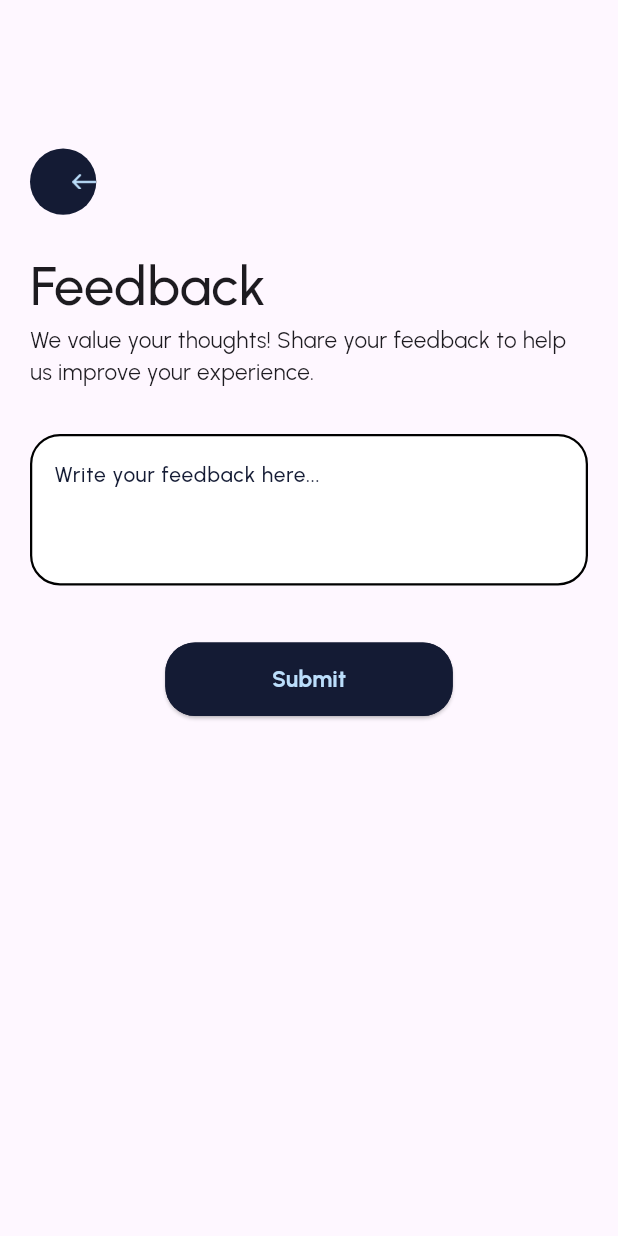
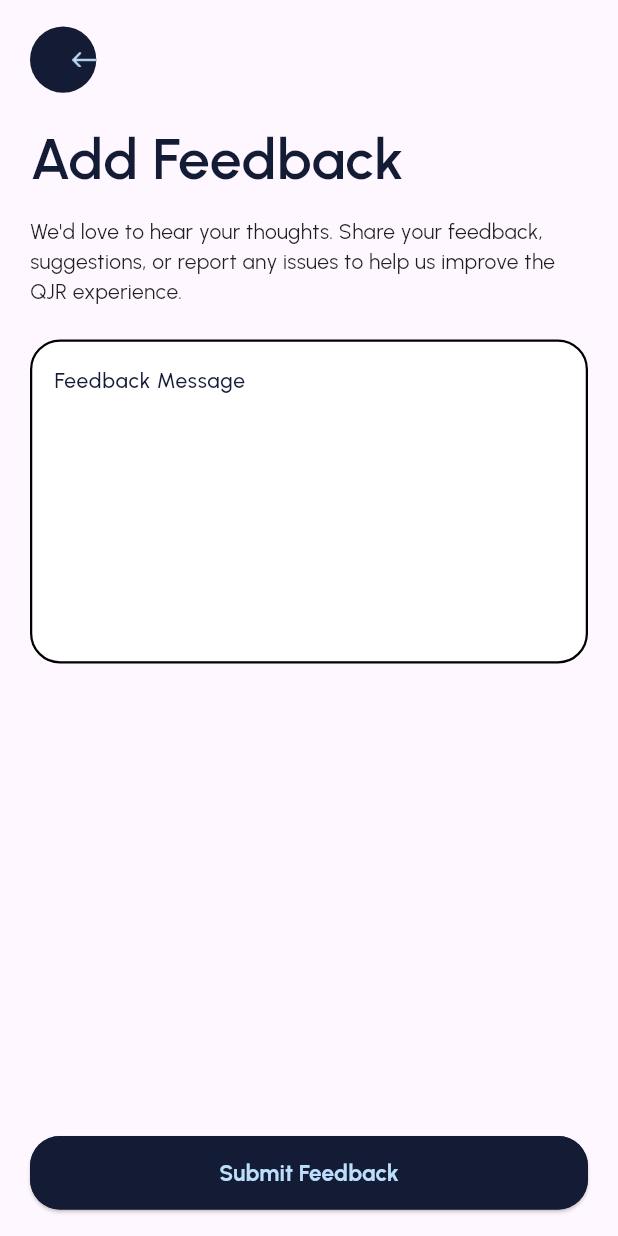
Before and after one commit to QJR2026/QJR, a Flutter app: the FeedBackScreen screen opened by its route, on a phone screen of 412 x 824 dp. Run offline on Flutter 3.47's test engine with Material 3 defaults, Android fonts, the phone set to English and light mode, and no system bars; our stand-ins replace cached_network_image, connectivity_plus, device_info_plus, dio, firebase_core, firebase_messaging and 10 more; missing offline and left inert: app_settings, in_app_purchase_storekit, time_range_picker; accounts and stored records are empty.

Commit message:
feat: Enhance feedback functionality by adding a dedicated feedback screen and improving submission logic

```diff
--- a/lib/providers/auth_provider.dart
+++ b/lib/providers/auth_provider.dart
@@ -228,7 +228,7 @@ class AuthProvider with ChangeNotifier {
         "feedback": feedback,
       };
       final response = await _authRepo.feedback(bodyData);
-      CustomSnackBar.showSuccess(message: response["message"].toString());
+      CustomSnackBar.showPrimary(message: response["message"].toString());
       MyApp.gState.pop();
     } catch (error) {
       CustomSnackBar.showError(message: error.toString());
--- a/lib/views/home/setting/setting_screen.dart
+++ b/lib/views/home/setting/setting_screen.dart
@@ -87,11 +87,11 @@ class _SettingScreenState extends State<SettingScreen> {
                   //   onTap: () => MyApp.gState.pushNamed(Routes.reportScreen),
                   // ),
                   // 12.vSpace(),
-                  // SettingItemRow(
-                  //   title: 'Feedback',
-                  //   onTap: () => MyApp.gState.pushNamed(Routes.feedBackScreen),
-                  // ),
-                  // 12.vSpace(),
+                  SettingItemRow(
+                    title: 'Add Feedback',
+                    onTap: () => MyApp.gState.pushNamed(Routes.feedBackScreen),
+                  ),
+                  12.vSpace(),
 
                   SettingItemRow(
                     title: 'Change Password',
--- a/lib/views/settings/feed_back_screen.dart
+++ b/lib/views/settings/feed_back_screen.dart
@@ -7,6 +7,7 @@ import 'package:motivational/views/widgets/my_textfield.dart';
 import 'package:provider/provider.dart';
 
 import '../../providers/auth_provider.dart';
+import '../../utils/my_colors.dart';
 
 class FeedBackScreen extends StatefulWidget {
   const FeedBackScreen({super.key});
@@ -18,16 +19,31 @@ class FeedBackScreen extends StatefulWidget {
 class _FeedBackScreenState extends State<FeedBackScreen> {
   final TextEditingController controller = TextEditingController();
   final formKey = GlobalKey<FormState>();
+
   @override
   void dispose() {
     controller.dispose();
     super.dispose();
   }
 
+  Future<void> _submit() async {
+    if (!formKey.currentState!.validate()) return;
+    final provider = context.read<AuthProvider>();
+    await provider.feedBack(feedback: controller.text.trim());
+    controller.clear();
+  }
+
   @override
   Widget build(BuildContext context) {
-    return Scaffold(
-      body: SingleChildScrollView(
+    final isSubmitting = context.watch<AuthProvider>().feedBackLoading;
+
+    return PopScope(
+      // Feedback submission pops this screen itself on success — don't let
+      // the user back out (button, swipe, hardware back) mid-request and
+      // risk popping while a response is still in flight.
+      canPop: !isSubmitting,
+      child: Scaffold(
+        body: SafeArea(
           child: Padding(
             padding: const EdgeInsets.symmetric(horizontal: 20),
             child: Form(
@@ -35,46 +51,65 @@ class _FeedBackScreenState extends State<FeedBackScreen> {
               child: Column(
                 crossAxisAlignment: CrossAxisAlignment.start,
                 children: [
-                (kToolbarHeight * 2).vSpace(),
-                const CustomBackButton(),
-                25.vSpace(),
-                const FittedBox(
-                  child: Text(
-                    'Feedback',
-                    style: TextStyle(fontSize: 36, fontWeight: FontWeight.w500),
+                  20.vSpace(),
+                  Opacity(
+                    opacity: isSubmitting ? 0.4 : 1,
+                    child: IgnorePointer(
+                      ignoring: isSubmitting,
+                      child: const CustomBackButton(),
                     ),
                   ),
+                  20.vSpace(),
                   const Text(
-                  'We value your thoughts! Share your feedback to help us improve your experience.',
-                  style: TextStyle(fontSize: 15, fontWeight: FontWeight.w400),
+                    'Add Feedback',
+                    style: TextStyle(
+                      fontSize: 38,
+                      fontWeight: FontWeight.w600,
+                      color: MyColors.blackTypeColor,
                     ),
-                35.vSpace(),
-                MyTextFormField(
-                  hintText: "Write your feedback here...",
+                  ),
+                  12.vSpace(),
+                  const Text(
+                    "We'd love to hear your thoughts. Share your feedback, suggestions, or report any issues to help us improve the QJR experience.",
+                    style: TextStyle(
+                      fontSize: 14,
+                      fontWeight: FontWeight.w400,
+                      color: MyColors.colorE1E1,
+                    ),
+                  ),
+                  25.vSpace(),
+                  Expanded(
+                    child: SingleChildScrollView(
+                      child: MyTextFormField(
+                        hintText: 'Feedback Message',
                         controller: controller,
-                  validator: (v) => FormValidators.requiredFieldValidator(v,
-                      fieldName: 'Feedback'),
-                  maxLines: 3,
-                  maxLength: 400,
-                  bottomSpace: 8,
+                        validator: (v) => FormValidators.lengthValidator(
+                          v,
+                          fieldName: 'Feedback',
+                          min: 10,
+                          max: 500,
                         ),
-                35.vSpace(),
+                        maxLines: 8,
+                        maxLength: 500,
+                      ),
+                    ),
+                  ),
                   Consumer<AuthProvider>(
                     builder: (context, value, child) {
-                    return AuthButton(
-                        text: "Submit",
+                      return Align(
+                        child: AuthButton(
+                          buttonWidth: 390,
+                          text: 'Submit Feedback',
                           loading: value.feedBackLoading,
-                        onPressed: () async {
-                          if (!formKey.currentState!.validate()) return;
-                          if (controller.text.isNotEmpty) {
-                            await value.feedBack(
-                                feedback: controller.text.trim());
-                            controller.clear();
-                          }
-                        });
+                          disable: value.feedBackLoading,
+                          onPressed: _submit,
+                        ),
+                      );
                     },
-                )
+                  ),
+                  20.vSpace(),
                 ],
+              ),
             ),
           ),
         ),
```
Lines whose indentation alone changed are shown as unchanged.
